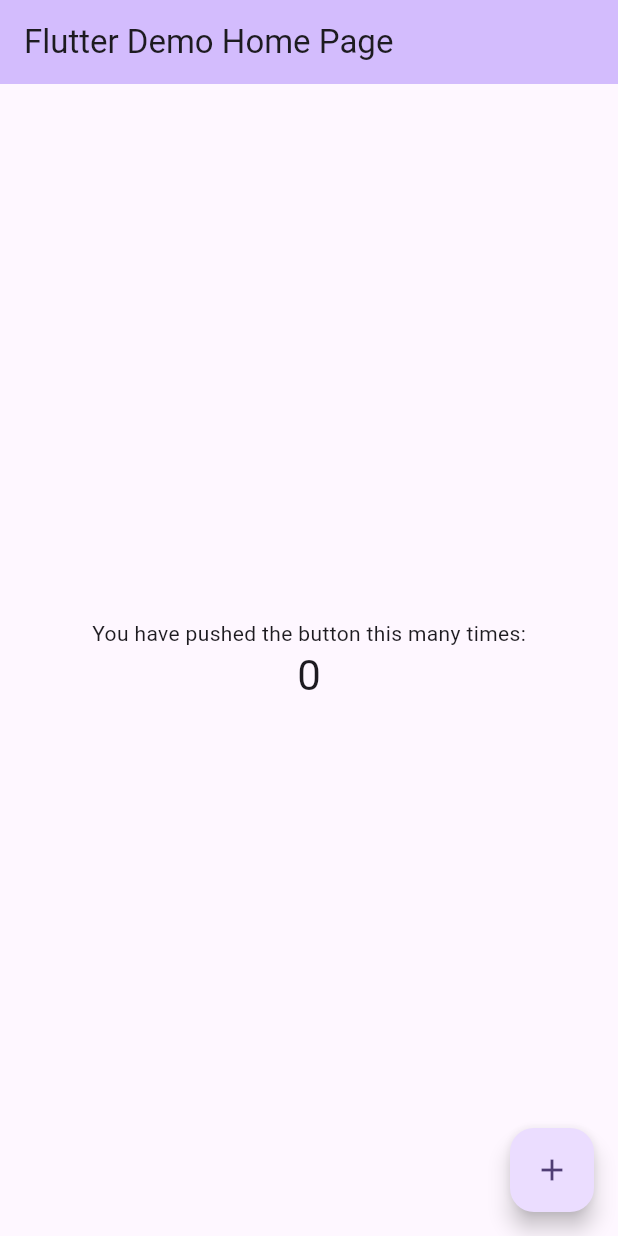
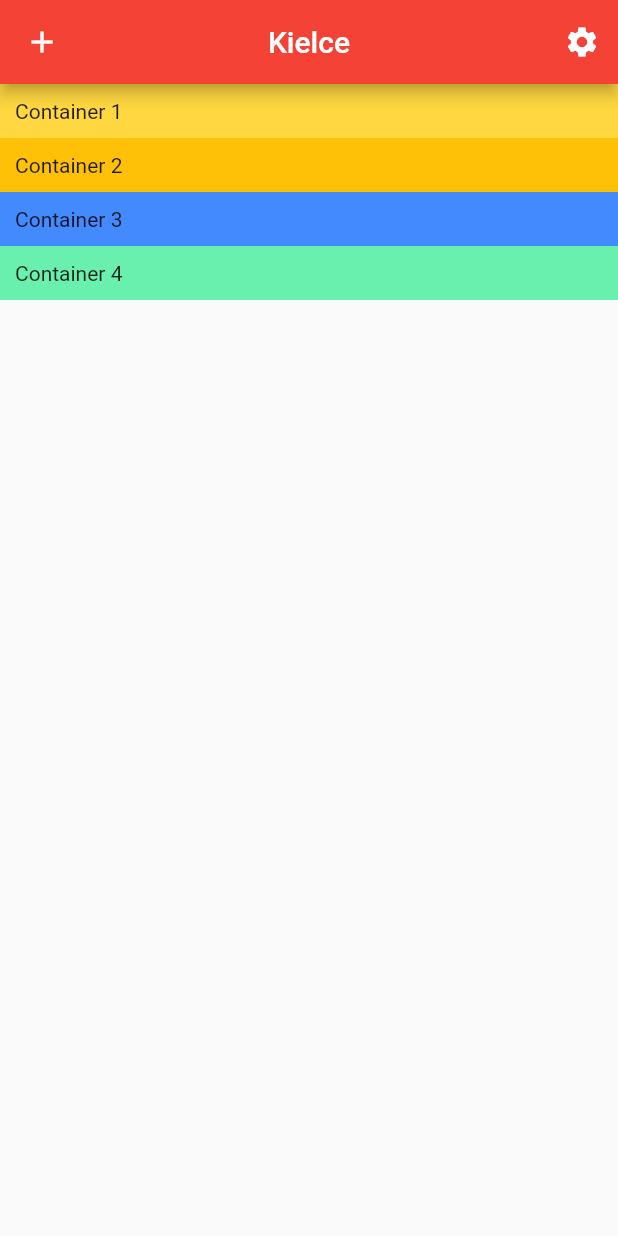
Before and after one commit to GrzSwa/AplikacjaPogodowa, a Flutter app: the screen it shows after launch, on a phone screen of 412 x 824 dp. Run offline on Flutter 3.47's test engine with Material 2 defaults, Android fonts, the light colour scheme and no system bars; our stand-ins replace flutter_native_splash, go_router.

Commit message:
router & data provider created

```diff
--- a/lib/main.dart
+++ b/lib/main.dart
@@ -1,70 +1,28 @@
 import 'package:flutter/material.dart';
+import 'package:flutter_native_splash/flutter_native_splash.dart';
+import 'package:provider/provider.dart';
+import 'package:weather_app/provider/locationProvider.dart';
+import 'package:weather_app/router/router.dart' as routerScreens;
 
 void main() {
-  runApp(const MyApp());
+  WidgetsBinding widgetsBinding = WidgetsFlutterBinding.ensureInitialized();
+  FlutterNativeSplash.preserve(widgetsBinding: widgetsBinding);
+  runApp(
+    ChangeNotifierProvider(
+      create: (context)=>LocationProvider(),
+      child: const MyApp(),
+    )
+  );
 }
 
 class MyApp extends StatelessWidget {
   const MyApp({super.key});
 
-  // This widget is the root of your application.
   @override
   Widget build(BuildContext context) {
-    return MaterialApp(
-      title: 'Flutter Demo',
-      theme: ThemeData(
-        colorScheme: ColorScheme.fromSeed(seedColor: Colors.deepPurple),
-        useMaterial3: true,
-      ),
-      home: const MyHomePage(title: 'Flutter Demo Home Page'),
+    return MaterialApp.router(
+      debugShowCheckedModeBanner: false,
+      routerConfig: routerScreens.router,
     );
   }
 }
-
-class MyHomePage extends StatefulWidget {
-  const MyHomePage({super.key, required this.title});
-
-  final String title;
-
-  @override
-  State<MyHomePage> createState() => _MyHomePageState();
-}
-
-class _MyHomePageState extends State<MyHomePage> {
-  int _counter = 0;
-
-  void _incrementCounter() {
-    setState(() {
-      _counter++;
-    });
-  }
-
-  @override
-  Widget build(BuildContext context) {
-    return Scaffold(
-      appBar: AppBar(
-        backgroundColor: Theme.of(context).colorScheme.inversePrimary,
-        title: Text(widget.title),
-      ),
-      body: Center(
-        child: Column(
-          mainAxisAlignment: MainAxisAlignment.center,
-          children: <Widget>[
-            const Text(
-              'You have pushed the button this many times:',
-            ),
-            Text(
-              '$_counter',
-              style: Theme.of(context).textTheme.headlineMedium,
-            ),
-          ],
-        ),
-      ),
-      floatingActionButton: FloatingActionButton(
-        onPressed: _incrementCounter,
-        tooltip: 'Increment',
-        child: const Icon(Icons.add),
-      ),
-    );
-  }
-}
--- /dev/null
+++ b/lib/provider/locationProvider.dart
@@ -0,0 +1,12 @@
+import 'package:flutter/material.dart';
+
+class LocationProvider extends ChangeNotifier{
+  String name = "Kielce";
+
+  String get getName => name;
+
+  void changeCity(String city) async{
+    name = city;
+    notifyListeners();
+  }
+}
--- /dev/null
+++ b/lib/router/router.dart
@@ -0,0 +1,30 @@
+import 'package:flutter/material.dart';
+import 'package:go_router/go_router.dart';
+import 'package:weather_app/screens/city.dart';
+import 'package:weather_app/screens/home.dart';
+import 'package:weather_app/screens/settings.dart';
+
+GoRouter router = GoRouter(
+  routes: <RouteBase>[
+    GoRoute(
+      path: '/',
+      builder: (BuildContext context, GoRouterState state) {
+        return const Home();
+      },
+      routes: <RouteBase>[
+        GoRoute(
+          path: 'add',
+          builder: (BuildContext context, GoRouterState state) {
+            return const City();
+          },
+        ),
+        GoRoute(
+          path: 'settings',
+          builder: (BuildContext context, GoRouterState state) {
+            return const Settings();
+          },
+        ),
+      ],
+    ),
+  ],
+);
--- /dev/null
+++ b/lib/screens/city.dart
@@ -0,0 +1,10 @@
+import 'package:flutter/material.dart';
+
+class City extends StatelessWidget {
+const City({ Key? key }) : super(key: key);
+
+  @override
+  Widget build(BuildContext context){
+    return Container();
+  }
+}
--- /dev/null
+++ b/lib/screens/home.dart
@@ -0,0 +1,81 @@
+// ignore_for_file: prefer_const_constructors
+
+import 'package:flutter/material.dart';
+import 'package:flutter_native_splash/flutter_native_splash.dart';
+import 'package:go_router/go_router.dart';
+import 'package:provider/provider.dart';
+import 'package:weather_app/provider/locationProvider.dart';
+
+class Home extends StatefulWidget {
+  const Home({ Key? key }) : super(key: key);
+
+  @override
+  _HomeState createState() => _HomeState();
+}
+
+class _HomeState extends State<Home> {
+
+  @override
+  void initState() {
+    super.initState();
+    initialization();
+  }
+
+  void initialization() async {
+    await Future.delayed(const Duration(seconds: 1));
+    FlutterNativeSplash.remove();
+  }
+
+  @override
+  Widget build(BuildContext context) {
+    return Scaffold(
+      appBar: AppBar(
+        leading: IconButton(onPressed: ()=> context.go('/add'), icon: Icon(Icons.add)),
+        actions: [
+          IconButton(onPressed: ()=> context.go('/settings'), icon: Icon(Icons.settings))
+        ],
+        backgroundColor: Colors.red,
+        title: Text(context.watch<LocationProvider>().getName),
+        centerTitle: true,
+      ),
+      body: SingleChildScrollView(
+        child: Column(
+          children: [
+            Container(
+              width: MediaQuery.of(context).size.width,
+              color: Colors.amberAccent,
+              child: Padding(
+                padding: EdgeInsets.all(10.0),
+                child: Text("Container 1"),
+              ),
+            ),
+            Container(
+              width: MediaQuery.of(context).size.width,
+              color: Colors.amber,
+              child: Padding(
+                padding: EdgeInsets.all(10.0),
+                child: Text("Container 2"),
+              ),
+            ),
+            Container(
+              width: MediaQuery.of(context).size.width,
+              color: Colors.blueAccent,
+              child: Padding(
+                padding: EdgeInsets.all(10.0),
+                child: Text("Container 3"),
+              ),
+            ),
+            Container(
+              width: MediaQuery.of(context).size.width,
+              color: Colors.greenAccent,
+              child: Padding(
+                padding: EdgeInsets.all(10.0),
+                child: Text("Container 4"),
+              ),
+            )
+          ],
+        ),
+      ),
+    );
+  }
+}
--- /dev/null
+++ b/lib/screens/settings.dart
@@ -0,0 +1,23 @@
+import 'package:flutter/material.dart';
+import 'package:provider/provider.dart';
+import 'package:weather_app/provider/locationProvider.dart';
+
+class Settings extends StatefulWidget {
+  const Settings({ Key? key }) : super(key: key);
+
+  @override
+  _SettingsState createState() => _SettingsState();
+}
+
+class _SettingsState extends State<Settings> {
+  @override
+  Widget build(BuildContext context) {
+    return Container(
+      child: ElevatedButton(
+        onPressed: (){
+          context.read<LocationProvider>().changeCity("Tarnobrzeg");
+        },
+        child: Text("CLICK"),),
+    );
+  }
+}
--- a/pubspec.yaml
+++ b/pubspec.yaml
@@ -35,6 +35,9 @@ dependencies:
   # The following adds the Cupertino Icons font to your application.
   # Use with the CupertinoIcons class for iOS style icons.
   cupertino_icons: ^1.0.2
+  flutter_native_splash: ^2.3.3
+  go_router: ^11.1.3
+  provider:
 
 dev_dependencies:
   flutter_test:
```
Also changed, not shown: pubspec.lock.
